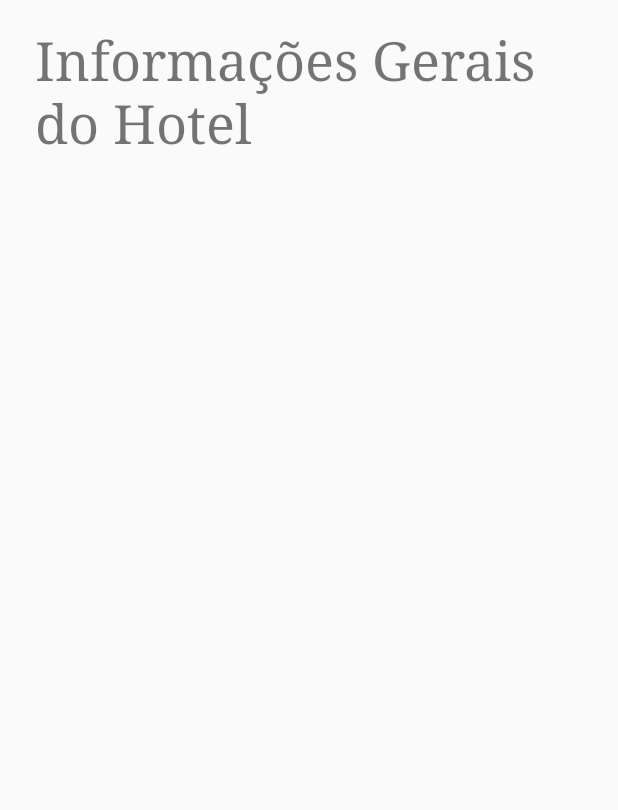
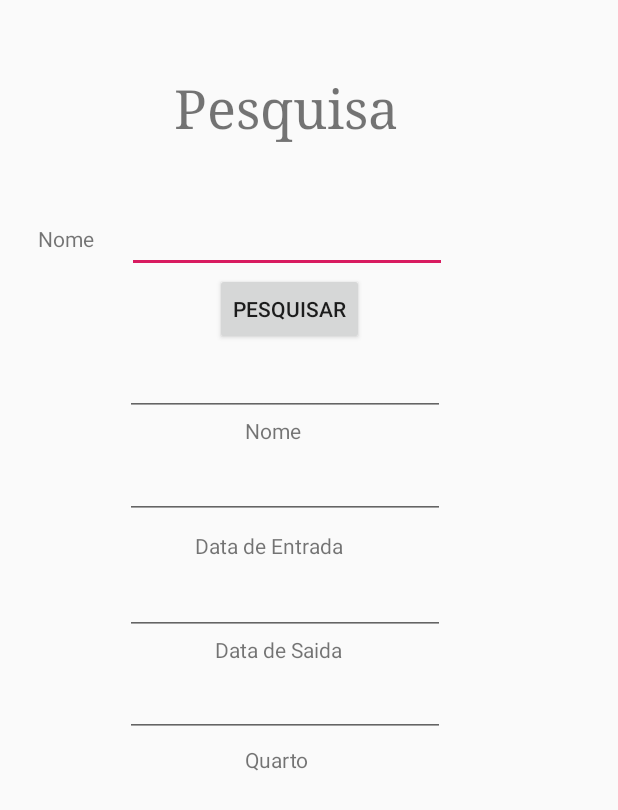
Before and after one commit to FilipiLuvatos/Hotel-CC4652, an Android app: the layout geral_do_hotel.xml on its own in the app's theme, with its tools: preview values and no code run, on a phone screen of 412 x 824 dp. Shown: the top 810 px of the screen. Run offline under Robolectric (Android 15) with nearby library versions, the phone set to English and light mode, and no system bars.

Commit message:
Fase3.8 Fnalizando o css do app

```diff
--- a/HotelCC4652DP/app/src/main/AndroidManifest.xml
+++ b/HotelCC4652DP/app/src/main/AndroidManifest.xml
@@ -18,6 +18,11 @@
                 <category android:name="android.intent.category.LAUNCHER" />
             </intent-filter>
         </activity>
+        <activity android:name="br.com.filipi.hotelcc4652dp.delete_cliente"/>
+        <activity android:name="br.com.filipi.hotelcc4652dp.reservas"/>
+        <activity android:name="br.com.filipi.hotelcc4652dp.cafe_da_manha"/>
+        <activity android:name="br.com.filipi.hotelcc4652dp.cadastrar"/>
+        <activity android:name="br.com.filipi.hotelcc4652dp.geral_do_hotel"/>
     </application>
 
 </manifest>
--- a/HotelCC4652DP/app/src/main/res/layout/geral_do_hotel.xml
+++ b/HotelCC4652DP/app/src/main/res/layout/geral_do_hotel.xml
@@ -7,15 +7,138 @@
     android:layout_height="match_parent">
 
     <TextView
+        android:id="@+id/textView26"
+        android:layout_width="wrap_content"
+        android:layout_height="wrap_content"
+        android:layout_marginStart="163dp"
+        android:layout_marginLeft="163dp"
+        android:text="Nome"
+        app:layout_constraintStart_toStartOf="parent"
+        app:layout_constraintTop_toBottomOf="@+id/editText14" />
+
+    <TextView
         android:id="@+id/textView24"
-        android:layout_width="339dp"
-        android:layout_height="119dp"
-        android:layout_marginStart="23dp"
-        android:layout_marginLeft="23dp"
-        android:layout_marginTop="16dp"
-        android:text="Informações Gerais do Hotel"
+        android:layout_width="153dp"
+        android:layout_height="53dp"
+        android:layout_marginStart="116dp"
+        android:layout_marginLeft="116dp"
+        android:layout_marginTop="48dp"
+        android:text="Pesquisa"
         android:textSize="36sp"
         app:fontFamily="serif"
         app:layout_constraintStart_toStartOf="parent"
         app:layout_constraintTop_toTopOf="parent" />
+
+    <EditText
+        android:id="@+id/editText13"
+        android:layout_width="wrap_content"
+        android:layout_height="wrap_content"
+        android:layout_marginStart="22dp"
+        android:layout_marginLeft="22dp"
+        android:layout_marginTop="35dp"
+        android:ems="10"
+        android:inputType="textPersonName"
+        app:layout_constraintStart_toEndOf="@+id/textView25"
+        app:layout_constraintTop_toBottomOf="@+id/textView24" />
+
+    <EditText
+        android:id="@+id/editText14"
+        android:layout_width="wrap_content"
+        android:layout_height="wrap_content"
+        android:layout_marginStart="83dp"
+        android:layout_marginLeft="83dp"
+        android:layout_marginTop="2dp"
+        android:ems="10"
+        android:inputType="textPersonName"
+        app:layout_constraintStart_toStartOf="parent"
+        app:layout_constraintTop_toBottomOf="@+id/button6" />
+
+    <EditText
+        android:id="@+id/editText15"
+        android:layout_width="wrap_content"
+        android:layout_height="wrap_content"
+        android:layout_marginStart="83dp"
+        android:layout_marginLeft="83dp"
+        android:layout_marginTop="4dp"
+        android:ems="10"
+        android:inputType="textPersonName"
+        app:layout_constraintStart_toStartOf="parent"
+        app:layout_constraintTop_toBottomOf="@+id/textView26" />
+
+    <EditText
+        android:id="@+id/editText16"
+        android:layout_width="wrap_content"
+        android:layout_height="wrap_content"
+        android:layout_marginStart="83dp"
+        android:layout_marginLeft="83dp"
+        android:layout_marginTop="2dp"
+        android:ems="10"
+        android:inputType="textPersonName"
+        app:layout_constraintStart_toStartOf="parent"
+        app:layout_constraintTop_toBottomOf="@+id/textView27" />
+
+    <EditText
+        android:id="@+id/editText17"
+        android:layout_width="wrap_content"
+        android:layout_height="wrap_content"
+        android:layout_marginStart="83dp"
+        android:layout_marginLeft="83dp"
+        android:layout_marginTop="3dp"
+        android:ems="10"
+        android:inputType="textPersonName"
+        app:layout_constraintStart_toStartOf="parent"
+        app:layout_constraintTop_toBottomOf="@+id/textView28" />
+
+    <Button
+        android:id="@+id/button6"
+        android:layout_width="wrap_content"
+        android:layout_height="wrap_content"
+        android:layout_marginStart="143dp"
+        android:layout_marginLeft="143dp"
+        android:text="Pesquisar"
+        app:layout_constraintStart_toStartOf="parent"
+        app:layout_constraintTop_toBottomOf="@+id/editText13" />
+
+    <TextView
+        android:id="@+id/textView25"
+        android:layout_width="wrap_content"
+        android:layout_height="wrap_content"
+        android:layout_marginStart="25dp"
+        android:layout_marginLeft="25dp"
+        android:layout_marginTop="149dp"
+        android:text="Nome"
+        app:layout_constraintStart_toStartOf="parent"
+        app:layout_constraintTop_toTopOf="parent" />
+
+    <TextView
+        android:id="@+id/textView27"
+        android:layout_width="wrap_content"
+        android:layout_height="22dp"
+        android:layout_marginStart="130dp"
+        android:layout_marginLeft="130dp"
+        android:layout_marginTop="8dp"
+        android:text="Data de Entrada"
+        app:layout_constraintStart_toStartOf="parent"
+        app:layout_constraintTop_toBottomOf="@+id/editText15" />
+
+    <TextView
+        android:id="@+id/textView28"
+        android:layout_width="wrap_content"
+        android:layout_height="wrap_content"
+        android:layout_marginStart="143dp"
+        android:layout_marginLeft="143dp"
+        android:text="Data de Saida"
+        app:layout_constraintStart_toStartOf="parent"
+        app:layout_constraintTop_toBottomOf="@+id/editText16" />
+
+    <TextView
+        android:id="@+id/textView29"
+        android:layout_width="wrap_content"
+        android:layout_height="wrap_content"
+        android:layout_marginStart="163dp"
+        android:layout_marginLeft="163dp"
+        android:layout_marginTop="5dp"
+        android:text="Quarto"
+        app:layout_constraintStart_toStartOf="parent"
+        app:layout_constraintTop_toBottomOf="@+id/editText17" />
 </android.support.constraint.ConstraintLayout>
--- a/HotelCC4652DP/app/src/main/res/layout/reservas.xml
+++ b/HotelCC4652DP/app/src/main/res/layout/reservas.xml
@@ -93,9 +93,9 @@
         android:id="@+id/textView16"
         android:layout_width="wrap_content"
         android:layout_height="wrap_content"
-        android:layout_marginStart="16dp"
-        android:layout_marginLeft="16dp"
-        android:layout_marginTop="273dp"
+        android:layout_marginStart="12dp"
+        android:layout_marginLeft="12dp"
+        android:layout_marginTop="320dp"
         android:text="Nome"
         app:layout_constraintStart_toStartOf="parent"
         app:layout_constraintTop_toTopOf="parent" />
```
Also changed, not shown: HotelCC4652DP/app/src/main/java/br/com/filipi/hotelcc4652dp/MainActivity.java (+25 -3 lines), HotelCC4652DP/app/src/main/java/br/com/filipi/hotelcc4652dp/cadastrar.java (+11 -1 lines), HotelCC4652DP/app/src/main/java/br/com/filipi/hotelcc4652dp/cafe_da_manha.java (+12 -1 lines), HotelCC4652DP/app/src/main/java/br/com/filipi/hotelcc4652dp/delete_cliente.java (+12 -1 lines), HotelCC4652DP/app/src/main/java/br/com/filipi/hotelcc4652dp/geral_do_hotel.java (+12 -1 lines), HotelCC4652DP/app/src/main/java/br/com/filipi/hotelcc4652dp/reservas.java (+12 -1 lines), HotelCC4652DP/app/src/main/res/layout/activity_main.xml (+6 -1 lines).
